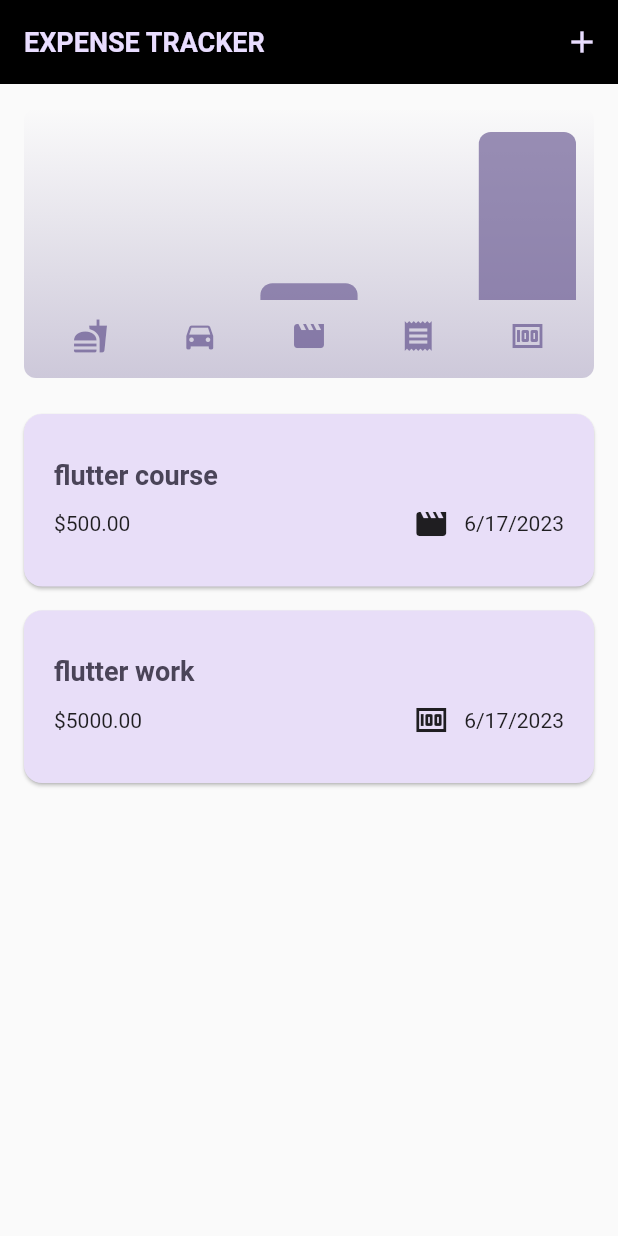
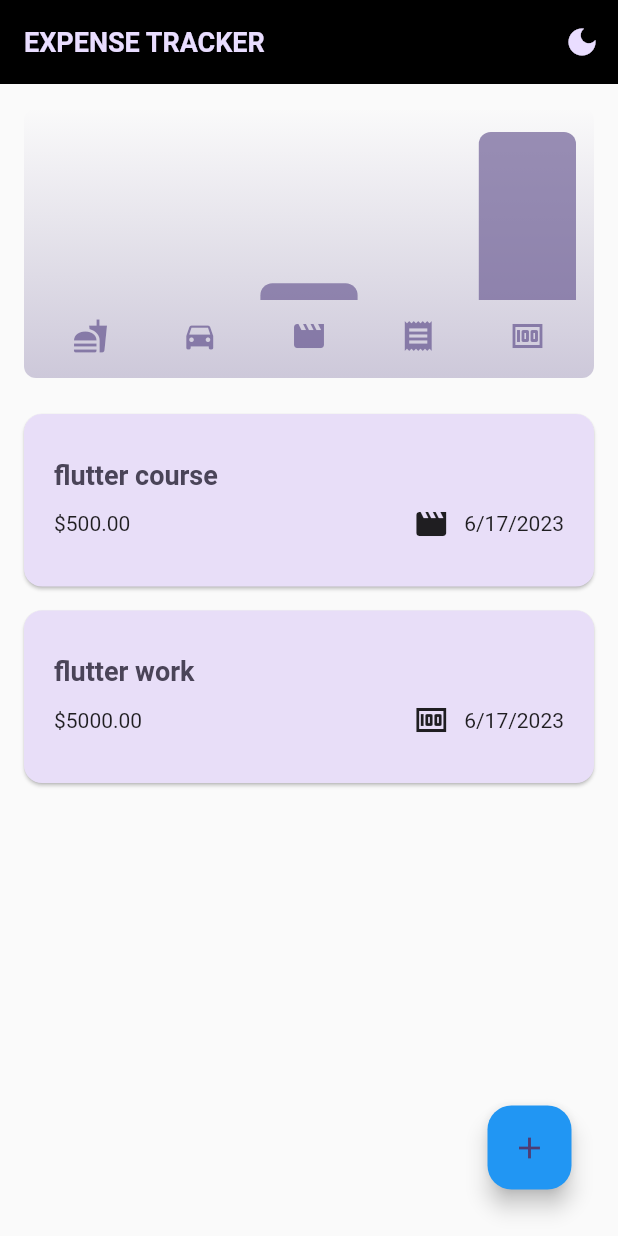
Before and after one commit to ilakshaygupt/flutter_demo_app, a Flutter app: the screen it shows after launch, on a phone screen of 412 x 824 dp. Run offline on Flutter 3.47's test engine with Material 2 defaults, Android fonts, the phone set to English and light mode, and no system bars; our stand-ins replace google_fonts.

Commit message:
changed the button location of item adder

```diff
--- a/expense_manager/lib/expenses.dart
+++ b/expense_manager/lib/expenses.dart
@@ -3,6 +3,8 @@ import 'package:expense_manager/widget/chart/chart.dart';
 import 'package:expense_manager/widget/new_expense.dart';
 import 'package:flutter/material.dart';
 import 'package:expense_manager/models/expense.dart';
+
+bool isDarkMode = false;
 
 class Expenses extends StatefulWidget {
   const Expenses({super.key});
@@ -37,6 +39,10 @@ class _ExpensesState extends State<Expenses> {
     setState(() {
       _registeredExpenses.add(expense);
     });
+  }
+
+  void toggleTheme() {
+    isDarkMode = !isDarkMode;
   }
 
   void _removeExpense(Expense expense) {
@@ -75,7 +81,14 @@ class _ExpensesState extends State<Expenses> {
     return Scaffold(
       appBar: AppBar(title: const Text("EXPENSE TRACKER"), actions: [
         IconButton(
-            onPressed: _openAddExpenseOverlay, icon: const Icon(Icons.add))
+          onPressed: () {
+            setState(() {
+              isDarkMode == true ? ThemeMode.light : ThemeMode.dark;
+              isDarkMode = !isDarkMode;
+            });
+          },
+          icon: Icon(isDarkMode ? Icons.light_mode : Icons.dark_mode),
+        ),
       ]),
       body: Column(
         children: [
@@ -83,6 +96,14 @@ class _ExpensesState extends State<Expenses> {
           Expanded(child: mainContent),
         ],
       ),
+      floatingActionButton: Padding(
+        padding: const EdgeInsets.fromLTRB(0, 0, 15, 15),
+        child: FloatingActionButton(
+          onPressed: _openAddExpenseOverlay,
+          backgroundColor: Theme.of(context).primaryColor,
+          child: const Icon(Icons.add),
+        ),
+      ),
     );
   }
 }
```
Also changed, not shown: expense_manager/flutter_01.png (added), 1 other file.
